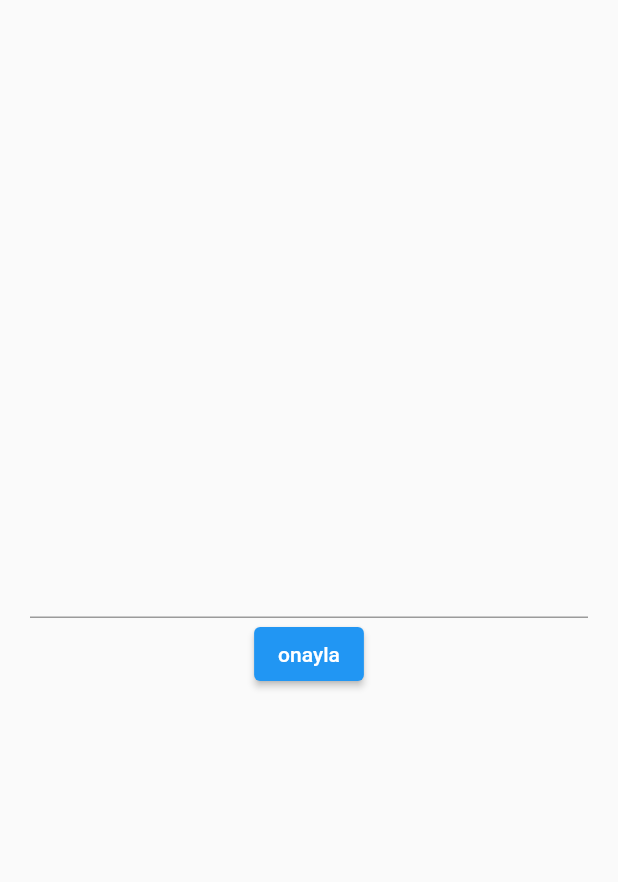
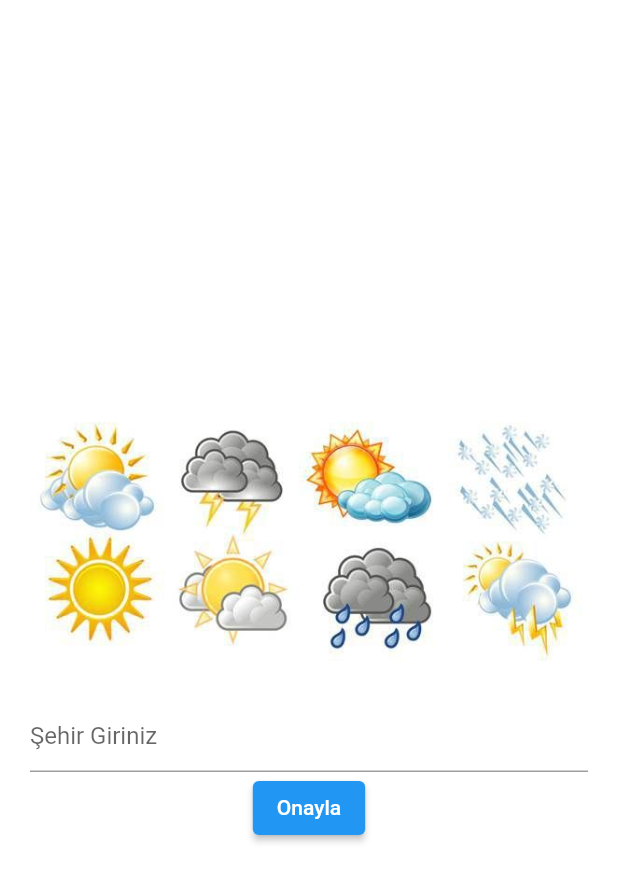
Before and after one commit to bekirgol/Weather, a Flutter app: the screen it shows after launch, on a phone screen of 412 x 824 dp. Shown: the top 882 px of the screen. Run offline on Flutter 3.47's test engine with Material 2 defaults, Android fonts, the light colour scheme and no system bars; our stand-ins replace flutter_svg.

Commit message:
güncellemeler yapıldı

```diff
--- a/lib/src/view/home-page.dart
+++ b/lib/src/view/home-page.dart
@@ -13,12 +13,15 @@ class _HomePageState extends State<HomePage> {
   Widget build(BuildContext context) {
     var data = Provider.of<WeatherViewModel>(context);
     return Scaffold(
+      backgroundColor: Colors.white,
       body: Container(
         padding: EdgeInsets.all(20.0),
         child: Column(
           mainAxisAlignment: MainAxisAlignment.center,
           children: [
+            Image.asset('assets/image/img.jpeg'),
             TextField(
+              decoration: InputDecoration(hintText: 'Şehir Giriniz'),
               controller: data.cityController,
             ),
             ElevatedButton(
@@ -32,7 +35,7 @@ class _HomePageState extends State<HomePage> {
                     ),
                   );
                 },
-                child: Text('onayla'))
+                child: Text('Onayla'))
           ],
         ),
       ),
--- a/pubspec.yaml
+++ b/pubspec.yaml
@@ -3,7 +3,7 @@ description: A new Flutter project.
 
 # The following line prevents the package from being accidentally published to
 # pub.dev using `pub publish`. This is preferred for private packages.
-publish_to: 'none' # Remove this line if you wish to publish to pub.dev
+publish_to: "none" # Remove this line if you wish to publish to pub.dev
 
 # The following defines the version and build number for your application.
 # A version number is three numbers separated by dots, like 1.2.43
@@ -23,7 +23,6 @@ environment:
 dependencies:
   flutter:
     sdk: flutter
-
 
   # The following adds the Cupertino Icons font to your application.
   # Use with the CupertinoIcons class for iOS style icons.
@@ -48,7 +47,6 @@ dev_dependencies:
 
 # The following section is specific to Flutter.
 flutter:
-
   # The following line ensures that the Material Icons font is
   # included with your application, so that you can use the icons in
   # the material Icons class.
@@ -57,7 +55,7 @@ flutter:
   # To add assets to your application, add an assets section, like this:
   assets:
     - assets/image/icon.png
-  #   - images/a_dot_ham.jpeg
+    - assets/image/img.jpeg
 
   # An image asset can refer to one or more resolution-specific "variants", see
   # https://flutter.dev/assets-and-images/#resolution-aware.
```
Also changed, not shown: assets/image/img.jpeg (added).
